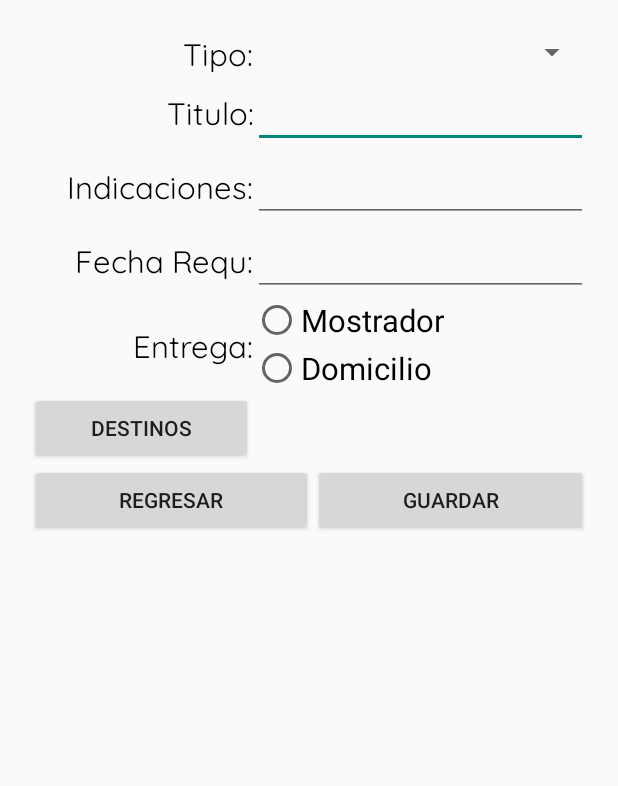
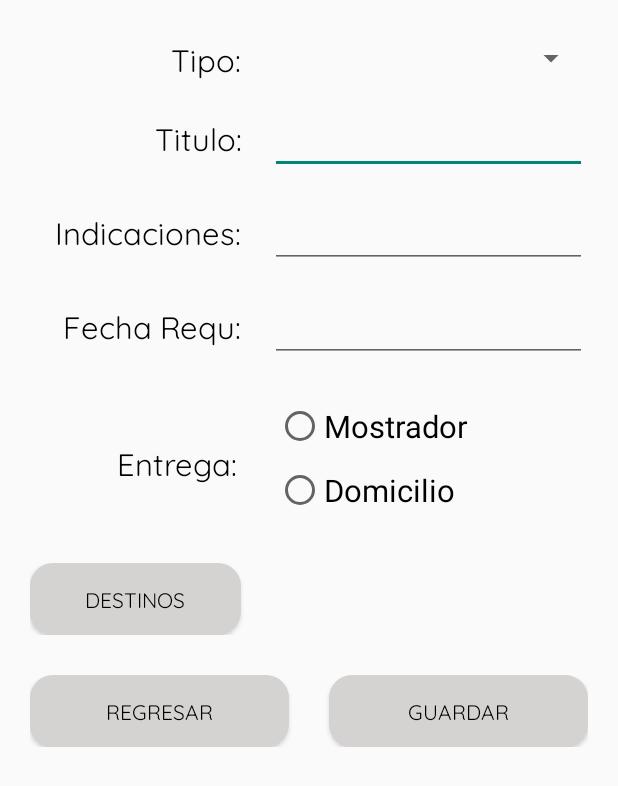
Before and after one commit to JoseJavierGonzalezOrozco2008/Aristo_Movil_2, an Android app: the layout dialogo_vntainfo.xml on its own in the app's theme, with its tools: preview values and no code run, on a phone screen of 412 x 824 dp. Shown: the top 786 px of the screen. Run offline under Robolectric (Android 15) with nearby library versions, the phone set to English and light mode, and no system bars; Roboto replaces fonts that are not available here.

Commit message:
Dialogo Venta Info

```diff
--- a/app/src/main/res/layout/dialogo_vntainfo.xml
+++ b/app/src/main/res/layout/dialogo_vntainfo.xml
@@ -14,15 +14,23 @@
         android:gravity="center"
         app:layout_constraintStart_toStartOf="parent"
         app:layout_constraintTop_toTopOf="parent"
+        android:layout_marginTop="@dimen/_3sdp"
         android:paddingVertical="10dp"
         android:paddingHorizontal="10dp">
+
+        <ScrollView
+            android:layout_width="wrap_content"
+            android:layout_height="0dp"
+            android:layout_weight="0.7"
+            android:layout_marginBottom="@dimen/_10sdp">
 
             <TableLayout
                 android:layout_width="match_parent"
                 android:layout_height="match_parent"
                 android:stretchColumns="*"
                 android:shrinkColumns="*">
-           <TableRow >
+                <TableRow
+                    android:layout_marginBottom="@dimen/_10sdp">
                     <TextView
                         android:layout_width="0dp"
                         android:layout_weight="0.4"
@@ -30,6 +38,7 @@
                         android:fontFamily="@font/arial"
                         android:textColor="@color/black"
                         android:text="Tipo:"
+                        android:layout_marginEnd="@dimen/_15sdp"
                         android:gravity="end|center_vertical"
                         android:textSize="@dimen/textSizeMedium" />
 
@@ -42,15 +51,18 @@
 
                     </Spinner>
                 </TableRow>
-           <TableRow >
+                <TableRow
+                    android:layout_marginBottom="@dimen/_10sdp">
+
                     <TextView
                         android:layout_width="0dp"
+                        android:layout_height="match_parent"
                         android:layout_weight="0.4"
-                   android:layout_height="match_parent"
                         android:fontFamily="@font/arial"
+                        android:gravity="end|center_vertical"
+                        android:layout_marginEnd="@dimen/_15sdp"
+                        android:text="Titulo:"
                         android:textColor="@color/black"
-                   android:text="Titulo:"
-                   android:gravity="end|center_vertical"
                         android:textSize="@dimen/textSizeMedium" />
                     <EditText
                         android:id="@+id/vntaTitulo"
@@ -62,13 +74,15 @@
                         android:layout_weight="0.6"
                         />
                 </TableRow>
-           <TableRow >
+                <TableRow
+                    android:layout_marginBottom="@dimen/_10sdp">
                     <TextView
                         android:layout_width="0dp"
                         android:layout_weight="0.4"
                         android:layout_height="match_parent"
                         android:fontFamily="@font/arial"
                         android:textColor="@color/black"
+                        android:layout_marginEnd="@dimen/_15sdp"
                         android:text="Indicaciones:"
                         android:gravity="end|center_vertical"
                         android:textSize="@dimen/textSizeMedium" />
@@ -82,12 +96,14 @@
                         android:layout_weight="0.6"
                         />
                 </TableRow>
-           <TableRow >
+                <TableRow
+                    android:layout_marginBottom="@dimen/_10sdp">
                     <TextView
                         android:layout_width="0dp"
                         android:layout_weight="0.4"
                         android:layout_height="match_parent"
                         android:fontFamily="@font/arial"
+                        android:layout_marginEnd="@dimen/_15sdp"
                         android:textColor="@color/black"
                         android:text="Fecha Requ:"
                         android:gravity="end|center_vertical"
@@ -102,7 +118,8 @@
                         android:layout_weight="0.6"
                         />
                 </TableRow>
-           <TableRow >
+                <TableRow
+                    android:layout_marginBottom="@dimen/_10sdp">
                     <TextView
                         android:layout_width="0dp"
                         android:layout_weight="0.4"
@@ -110,6 +127,7 @@
                         android:fontFamily="@font/arial"
                         android:textColor="@color/black"
                         android:text="Entrega:"
+                        android:layout_marginEnd="@dimen/_20sdp"
                         android:gravity="end|center_vertical"
                         android:textSize="@dimen/textSizeMedium" />
                     <RadioGroup
@@ -117,11 +135,14 @@
                         android:layout_width="0dp"
                         android:layout_weight="0.6"
                         android:layout_height="match_parent"
+                        android:layout_marginBottom="@dimen/_15sdp"
                         android:orientation="vertical">
                         <RadioButton
                             android:id="@+id/vntaMostrador"
                             android:layout_width="wrap_content"
                             android:layout_height="wrap_content"
+                            android:layout_marginTop="@dimen/_10sdp"
+                            android:layout_marginBottom="@dimen/_8sdp"
                             android:textSize="@dimen/textSizeMedium"
                             android:text="Mostrador" />
                         <RadioButton
@@ -132,24 +153,31 @@
                             android:text="Domicilio" />
                     </RadioGroup>
                 </TableRow>
-           <TableRow android:id="@+id/cuentass" >
+                <TableRow android:id="@+id/cuentass"
+                    android:layout_marginBottom="@dimen/_10sdp">
                     <Button
                         android:id="@+id/vntabtnCuenta"
                         android:layout_width="0dp"
-                   android:layout_height="wrap_content"
+                        android:layout_height="match_parent"
                         android:layout_weight="0.4"
+                        android:textColor="@drawable/white_text_button"
+                        android:fontFamily="@font/arial"
+                        android:background="@drawable/button_light_blue_900"
+                        android:layout_marginEnd="@dimen/_15sdp"
                         android:text="Destinos" />
                     <TextView
                         android:id="@+id/vntaCuenta"
                         android:layout_width="0dp"
                         android:layout_weight="0.6"
-                   android:layout_height="wrap_content"
+                        android:layout_height="match_parent"
                         android:fontFamily="@font/arial"
                         android:textColor="@color/black"
-                   android:gravity="end|center_vertical"
+                        android:textAlignment="center"
                         android:textSize="@dimen/textSizeMedium" />
                 </TableRow>
             </TableLayout>
+        </ScrollView>
+
     <LinearLayout
         android:layout_width="match_parent"
         android:layout_height="wrap_content"
@@ -160,12 +188,20 @@
             android:layout_width="wrap_content"
             android:layout_height="wrap_content"
             android:layout_weight="1"
+            android:textColor="@drawable/white_text_button"
+            android:background="@drawable/button_colordiferencias"
+            android:fontFamily="@font/arial"
+            android:layout_marginEnd="@dimen/_10sdp"
             android:text="Regresar" />
         <Button
             android:id="@+id/vntabtnguarda"
             android:layout_width="wrap_content"
             android:layout_height="wrap_content"
             android:layout_weight="1"
+            android:layout_marginStart="@dimen/_10sdp"
+            android:background="@drawable/button_green"
+            android:textColor="@drawable/white_text_button"
+            android:fontFamily="@font/arial"
             android:text="Guardar" />
     </LinearLayout>
 
```
Lines whose indentation alone changed are shown as unchanged.
